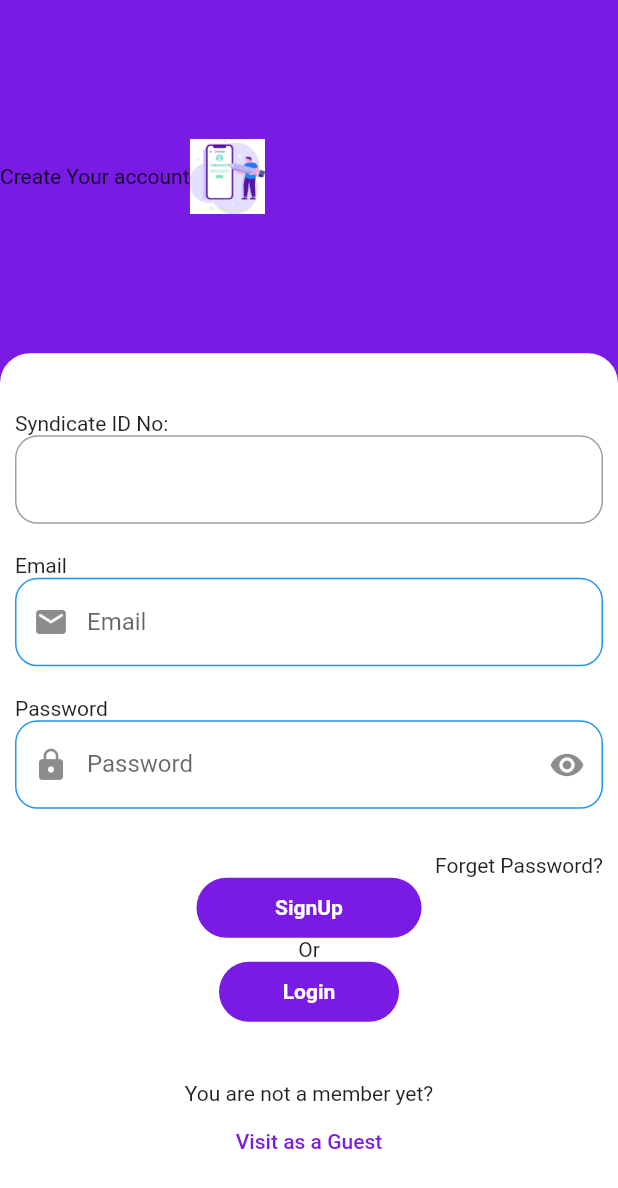
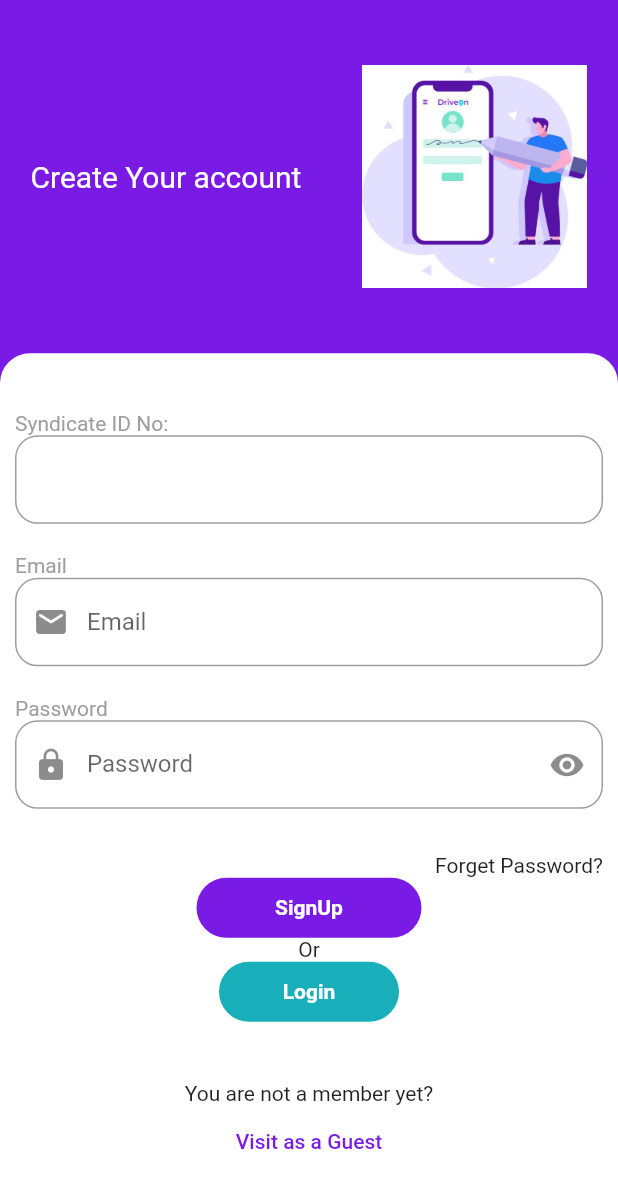
Before and after one commit to AhmedKamalElreidi/register_page, a Flutter app: the screen it shows after launch, after a tap on "Visit as a Guest", on a phone screen of 412 x 824 dp. Shown: the top 1188 px of the screen. Run offline on Flutter 3.47's test engine with Material 2 defaults, Android fonts, the phone set to English and light mode, and no system bars.

Commit message:
flutter-dart

```diff
--- a/lib/register.dart
+++ b/lib/register.dart
@@ -20,12 +20,16 @@ class _RegisterPageState extends State<RegisterPage> {
             Expanded(
               flex: 2,
               child: Row(
+                mainAxisAlignment: MainAxisAlignment.spaceAround,
                 children: [
-                  const Text("Create Your account"),
+                  const Text(
+                    "Create Your account",
+                    style: TextStyle(color: Colors.white, fontSize: 20),
+                  ),
                   Image.asset(
                     "assets/70.jpg",
-                    width: 50,
-                    height: 50,
+                    width: 150,
+                    height: 150,
                   ),
                 ],
               ),
@@ -44,7 +48,12 @@ class _RegisterPageState extends State<RegisterPage> {
                     mainAxisAlignment: MainAxisAlignment.center,
                     crossAxisAlignment: CrossAxisAlignment.start,
                     children: [
-                      const Text("Syndicate ID No:"),
+                      const Text(
+                        "Syndicate ID No:",
+                        style: TextStyle(
+                          color: Colors.grey,
+                        ),
+                      ),
                       TextFormField(
                         keyboardType: TextInputType.emailAddress,
                         decoration: InputDecoration(
@@ -60,7 +69,10 @@ class _RegisterPageState extends State<RegisterPage> {
                       const SizedBox(
                         height: 20,
                       ),
-                      const Text("Email"),
+                      const Text("Email",
+                          style: TextStyle(
+                            color: Colors.grey,
+                          )),
                       TextFormField(
                         keyboardType: TextInputType.emailAddress,
                         decoration: InputDecoration(
@@ -69,16 +81,19 @@ class _RegisterPageState extends State<RegisterPage> {
                             focusedBorder: OutlineInputBorder(
                                 borderRadius: BorderRadius.circular(15),
                                 borderSide:
-                                    const BorderSide(color: Colors.blue)),
+                                    const BorderSide(color: Colors.grey)),
                             enabledBorder: OutlineInputBorder(
                                 borderRadius: BorderRadius.circular(15),
                                 borderSide:
-                                    const BorderSide(color: Colors.blue))),
+                                    const BorderSide(color: Colors.grey))),
                       ),
                       const SizedBox(
                         height: 20,
                       ),
-                      const Text("Password"),
+                      const Text("Password",
+                          style: TextStyle(
+                            color: Colors.grey,
+                          )),
                       TextFormField(
                         obscureText: isVisable,
                         keyboardType: TextInputType.visiblePassword,
@@ -97,11 +112,11 @@ class _RegisterPageState extends State<RegisterPage> {
                             focusedBorder: OutlineInputBorder(
                                 borderRadius: BorderRadius.circular(15),
                                 borderSide:
-                                    const BorderSide(color: Colors.blue)),
+                                    const BorderSide(color: Colors.grey)),
                             enabledBorder: OutlineInputBorder(
                                 borderRadius: BorderRadius.circular(15),
                                 borderSide:
-                                    const BorderSide(color: Colors.blue))),
+                                    const BorderSide(color: Colors.grey))),
                       ),
                       const SizedBox(
                         height: 30,
@@ -143,7 +158,7 @@ class _RegisterPageState extends State<RegisterPage> {
                               height: 40,
                               decoration: BoxDecoration(
                                   borderRadius: BorderRadius.circular(20),
-                                  color: const Color(0xff791BE5)),
+                                  color: const Color(0xff18AFBA)),
                               child: const Text(
                                 'Login',
                                 style: TextStyle(
@@ -158,12 +173,7 @@ class _RegisterPageState extends State<RegisterPage> {
                       const Center(child: Text('You are not a member yet?')),
                       Center(
                         child: TextButton(
-                            onPressed: () {
-                              Navigator.of(context)
-                                  .pushReplacement(MaterialPageRoute(
-                                builder: (context) => const RegisterPage(),
-                              ));
-                            },
+                            onPressed: () {},
                             child: const Text(
                               'Visit as a Guest',
                               style: TextStyle(color: Color(0xff791BE5)),
```
